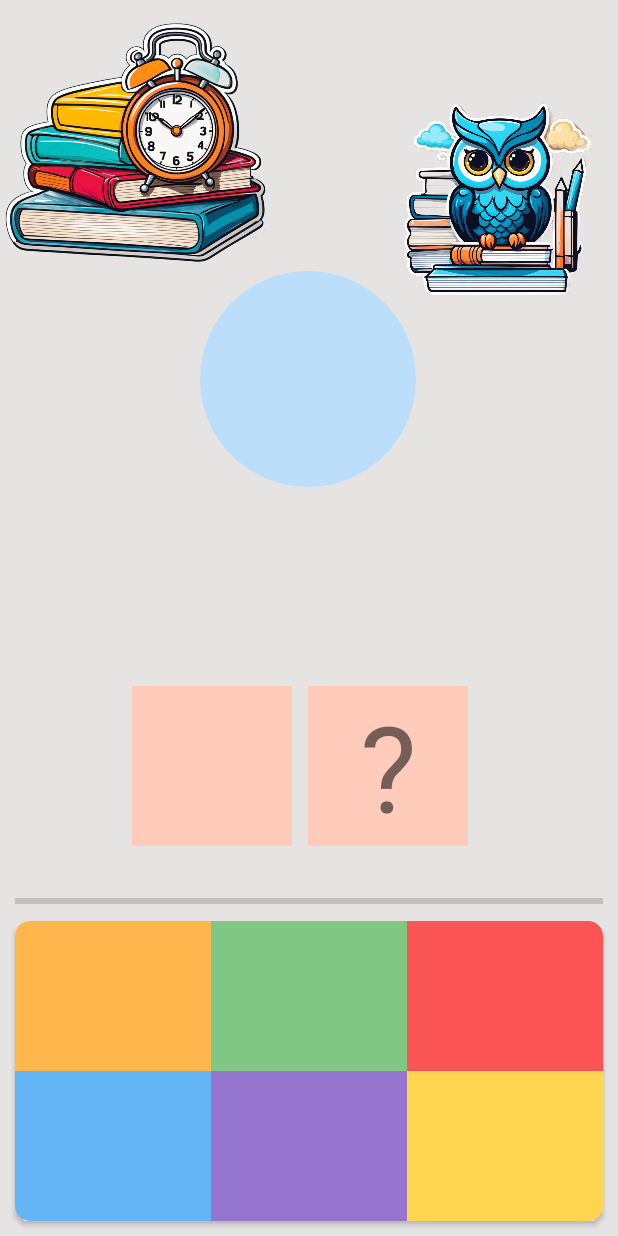
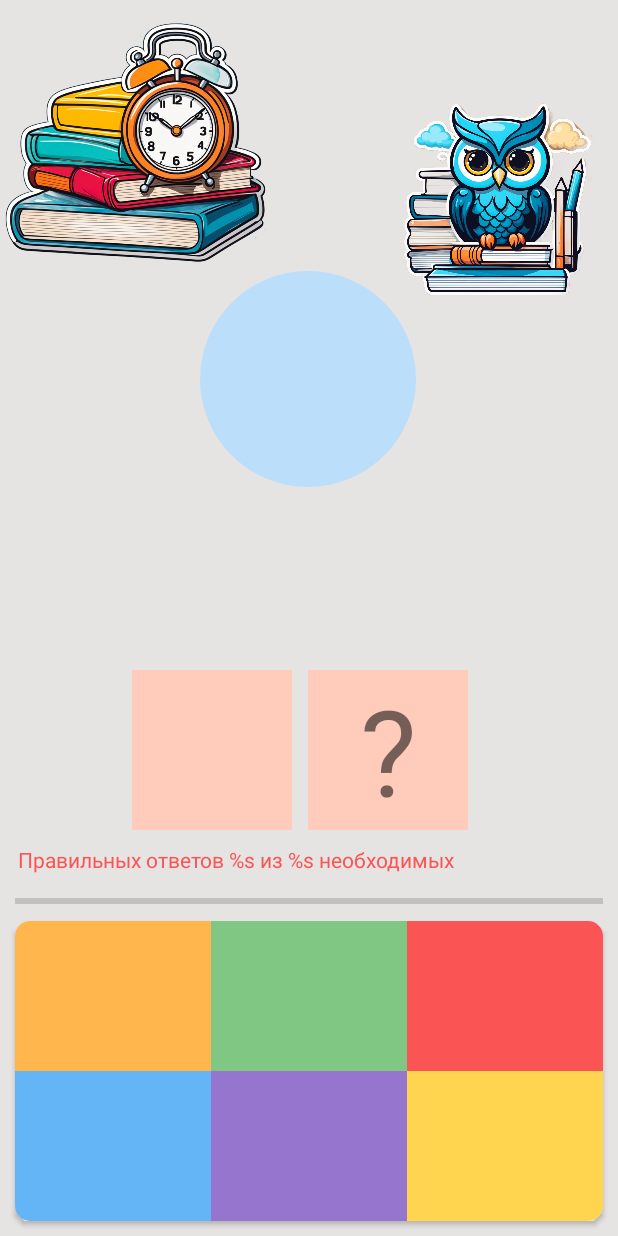
Before and after one commit to NikitaIDamnI/TheNumbersGame, an Android app: the fragment ChooseLevelFragment placed in its activity, after a tap on "ТЕСТОВЫЙ", on a phone screen of 412 x 824 dp. Run offline under Robolectric (Android 15) with nearby library versions, the phone set to English and light mode, and no system bars.

Commit message:
viewModel

```diff
--- a/app/build.gradle.kts
+++ b/app/build.gradle.kts
@@ -1,6 +1,7 @@
 plugins {
     id("com.android.application")
     id("org.jetbrains.kotlin.android")
+    id("kotlin-parcelize")
 }
 
 android {
--- a/app/src/main/java/com/example/appthenumbersgame/domain/entities/GameSettings.kt
+++ b/app/src/main/java/com/example/appthenumbersgame/domain/entities/GameSettings.kt
@@ -1,10 +1,12 @@
 package com.example.appthenumbersgame.domain.entities
 
+import android.os.Parcelable
+import kotlinx.parcelize.Parcelize
 import java.io.Serializable
-
+@Parcelize
 data class GameSettings(
     val maxSumValue: Int,
     val minCountOfRightAnswer: Int,
     val minPercentOfRightAnswer: Int,
     val gameTimeInSecond: Int
-) : Serializable
+) : Parcelable
--- a/app/src/main/java/com/example/appthenumbersgame/domain/entities/Level.kt
+++ b/app/src/main/java/com/example/appthenumbersgame/domain/entities/Level.kt
@@ -1,5 +1,9 @@
 package com.example.appthenumbersgame.domain.entities
 
-enum class Level{
+import android.os.Parcelable
+import kotlinx.parcelize.Parcelize
+
+@Parcelize
+enum class Level:Parcelable{
     TEST, EASY, NORMAL, HARD
 }
--- a/app/src/main/java/com/example/appthenumbersgame/domain/entities/Questions.kt
+++ b/app/src/main/java/com/example/appthenumbersgame/domain/entities/Questions.kt
@@ -4,4 +4,7 @@ data class Questions(
     val sum: Int,
     val visibleNumber: Int,
     val options: List<Int>
-)
+){
+    val rightAnswer: Int
+        get() = sum - visibleNumber
+}
--- a/app/src/main/java/com/example/appthenumbersgame/presentation/fragments/ChooseLevelFragment.kt
+++ b/app/src/main/java/com/example/appthenumbersgame/presentation/fragments/ChooseLevelFragment.kt
@@ -65,8 +65,6 @@ class ChooseLevelFragment : Fragment() {
     }
 
     companion object {
-
-       const val NAME = "ChooseLevelFragment"
         fun newInstance() = ChooseLevelFragment()
     }
 }
--- a/app/src/main/res/layout/fragment_game.xml
+++ b/app/src/main/res/layout/fragment_game.xml
@@ -47,7 +47,7 @@
                 app:layout_constraintTop_toTopOf="parent">
 
                 <TextView
-                    android:id="@+id/tv"
+                    android:id="@+id/tv_answer_1"
                     style="@style/OptionTextStyle"
                     android:layout_width="130dp"
                     android:layout_height="100dp"
@@ -58,7 +58,7 @@
                     tools:text="1" />
 
                 <TextView
-                    android:id="@+id/tv2"
+                    android:id="@+id/tv_answer_2"
                     style="@style/OptionTextStyle"
                     android:layout_width="130dp"
                     android:layout_height="100dp"
@@ -70,7 +70,7 @@
                     tools:text="1" />
 
                 <TextView
-                    android:id="@+id/tv4"
+                    android:id="@+id/tv_answer_3"
                     style="@style/OptionTextStyle"
                     android:layout_width="130dp"
                     android:layout_height="100dp"
@@ -92,7 +92,7 @@
                 app:layout_constraintTop_toTopOf="@+id/guideline5">
 
                 <TextView
-                    android:id="@+id/tv5"
+                    android:id="@+id/tv_answer_4"
                     style="@style/OptionTextStyle"
                     android:layout_width="130dp"
                     android:layout_height="100dp"
@@ -104,7 +104,7 @@
                     tools:text="1" />
 
                 <TextView
-                    android:id="@+id/tv6"
+                    android:id="@+id/tv_answer_5"
                     style="@style/OptionTextStyle"
                     android:layout_width="130dp"
                     android:layout_height="100dp"
@@ -115,7 +115,7 @@
                     tools:text="1" />
 
                 <TextView
-                    android:id="@+id/tv7"
+                    android:id="@+id/tv_answer_6"
                     style="@style/OptionTextStyle"
                     android:layout_width="130dp"
                     android:layout_height="100dp"
@@ -150,15 +150,16 @@
         app:srcCompat="@drawable/image_alarm_clock" />
 
     <TextView
-        android:id="@+id/textView4"
+        android:id="@+id/tv_visible"
         android:layout_width="0dp"
         android:layout_height="wrap_content"
         android:layout_marginStart="88dp"
-        android:layout_marginBottom="50dp"
+        android:layout_marginTop="10dp"
+        android:layout_marginBottom="10dp"
         android:background="#FFCCBC"
         android:gravity="center"
         android:textSize="80sp"
-        app:layout_constraintBottom_toTopOf="@+id/cardView"
+        app:layout_constraintBottom_toTopOf="@+id/tv_all_answers"
         app:layout_constraintDimensionRatio="1:1"
         app:layout_constraintStart_toStartOf="parent"
         app:layout_constraintTop_toBottomOf="@+id/tv_sum"
@@ -166,17 +167,18 @@
         tools:text="7" />
 
     <TextView
-        android:id="@+id/textView5"
+        android:id="@+id/tv_un_visible"
         android:layout_width="0dp"
         android:layout_height="wrap_content"
+        android:layout_marginTop="10dp"
         android:layout_marginEnd="100dp"
-        android:layout_marginBottom="50dp"
+        android:layout_marginBottom="10dp"
+
         android:background="#FFCCBC"
         android:gravity="center"
-
         android:text="@string/question_mark"
         android:textSize="80sp"
-        app:layout_constraintBottom_toTopOf="@+id/cardView"
+        app:layout_constraintBottom_toTopOf="@+id/tv_all_answers"
         app:layout_constraintDimensionRatio="1:1"
         app:layout_constraintEnd_toEndOf="parent"
         app:layout_constraintTop_toBottomOf="@+id/tv_sum"
@@ -217,4 +219,15 @@
         app:layout_constraintEnd_toEndOf="parent"
         app:layout_constraintStart_toStartOf="parent" />
 
+    <TextView
+        android:id="@+id/tv_all_answers"
+        android:layout_width="wrap_content"
+        android:layout_height="wrap_content"
+        android:layout_marginStart="12dp"
+        android:layout_marginBottom="10dp"
+        android:text="@string/right_answers"
+        android:textColor="@color/red"
+        app:layout_constraintBottom_toTopOf="@+id/progressBar"
+        app:layout_constraintStart_toStartOf="parent" />
+
 </androidx.constraintlayout.widget.ConstraintLayout>
```
Also changed, not shown: app/src/main/java/com/example/appthenumbersgame/data/Parcel.kt (added, +18 -0 lines), app/src/main/java/com/example/appthenumbersgame/domain/entities/GameResult.kt (+4 -3 lines), app/src/main/java/com/example/appthenumbersgame/presentation/GameViewModel.kt (added, +156 -0 lines), app/src/main/java/com/example/appthenumbersgame/presentation/fragments/GameFinishFragment.kt (+8 -8 lines).
